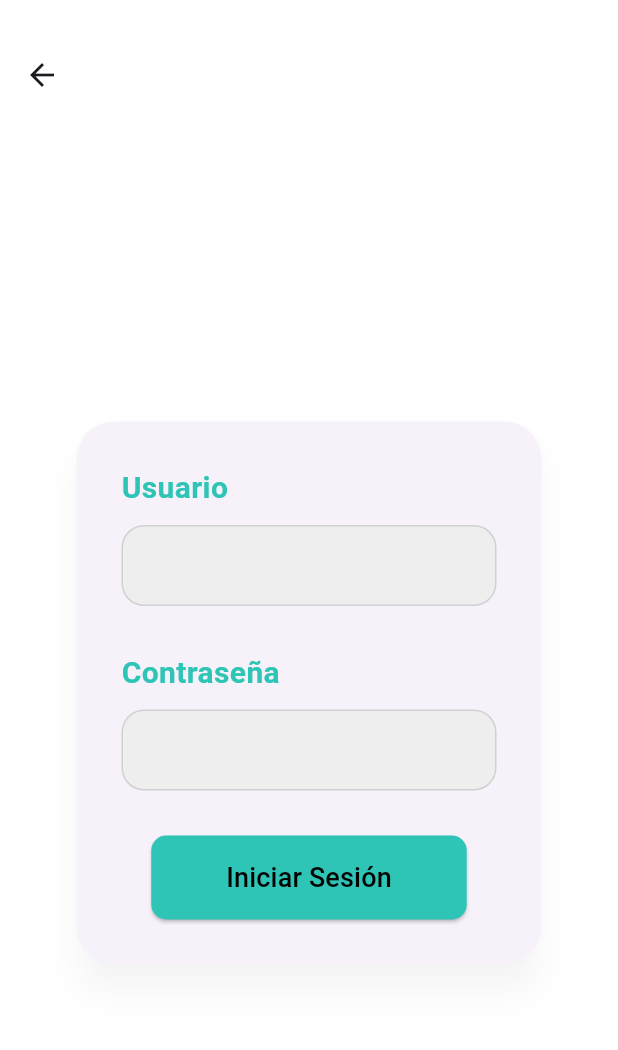
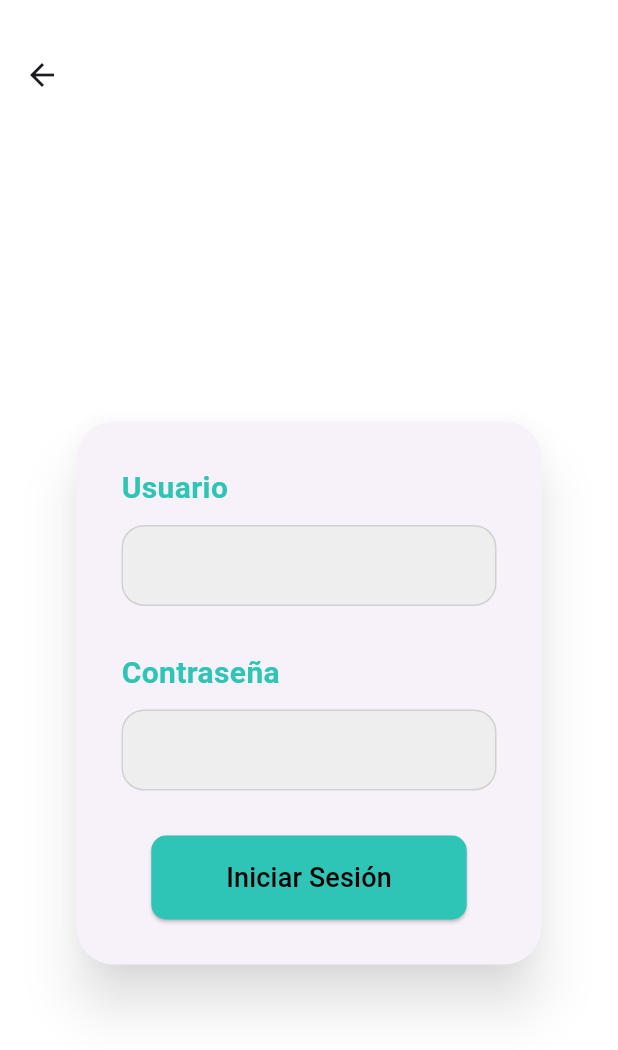
Before and after one commit to Tarerio/Tarerio-FRONT, a Flutter app: the InicioAdministrador screen opened by its route, on a phone screen of 412 x 824 dp. Shown: the top 1050 px of the screen. Run offline on Flutter 3.47's test engine with Material 3 defaults, Android fonts, the phone set to English and light mode, and no system bars.

Commit message:
JUANMI: Inicio sesión admin

```diff
--- a/lib/Pages/inicioAdministrador.dart
+++ /dev/null
@@ -1,121 +0,0 @@
-import 'package:flutter/material.dart';
-
-class InicioAdministrador extends StatelessWidget {
-  const InicioAdministrador({super.key});
-
-  @override
-  Widget build(BuildContext context) {
-    return Scaffold(
-      appBar: AppBar(
-        toolbarHeight: 100,
-      ),
-      body: Center(
-        child: SizedBox(
-          width: 350, // Establece un ancho fijo para el Card
-          child: Card(
-            shape: RoundedRectangleBorder(
-              borderRadius: BorderRadius.circular(25.0), // Bordes redondeados
-            ),
-            elevation: 10, // Elevación para la sombra
-            shadowColor: Colors.black.withOpacity(0.2), // Color de la sombra
-            margin: const EdgeInsets.all(20.0),
-            child: Padding(
-              padding: const EdgeInsets.all(30.0),
-              child: Column(
-                mainAxisSize: MainAxisSize.min,
-                crossAxisAlignment: CrossAxisAlignment.start, // Alinear a la izquierda
-                children: <Widget>[
-                  // Etiqueta 'Usuario'
-                  const Text(
-                    'Usuario',
-                    style: TextStyle(
-                      fontSize: 20.0,
-                      fontWeight: FontWeight.w600,
-                      color: Color(0xFF2EC4B6), // Color personalizado del label
-                    ),
-                  ),
-                  const SizedBox(height: 10), // Espacio entre el label y el campo
-
-                  // Input 'Usuario'
-                  TextField(
-                    decoration: InputDecoration(
-                      fillColor: Colors.grey[200], // Fondo gris claro
-                      filled: true, // Activa el fondo
-                      contentPadding: const EdgeInsets.symmetric(vertical: 15, horizontal: 10),
-                      enabledBorder: OutlineInputBorder(
-                        borderRadius: BorderRadius.circular(15.0), // Bordes redondeados
-                        borderSide: const BorderSide(
-                          color: Colors.black12, // Borde suave
-                        ),
-                      ),
-                      focusedBorder: OutlineInputBorder(
-                        borderRadius: BorderRadius.circular(15.0), // Bordes redondeados al enfocar
-                        borderSide: const BorderSide(
-                          color: Colors.black12, // Borde suave al enfocar
-                        ),
-                      ),
-                    ),
-                  ),
-
-                  const SizedBox(height: 30), // Espacio entre los campos
-
-                  // Etiqueta 'Contraseña'
-                  const Text(
-                    'Contraseña',
-                    style: TextStyle(
-                      fontSize: 20.0,
-                      fontWeight: FontWeight.w600,
-                      color: Color(0xFF2EC4B6), // Color personalizado del label
-                    ),
-                  ),
-                  const SizedBox(height: 10), // Espacio entre el label y el campo
-
-                  // Input 'Contraseña'
-                  TextField(
-                    obscureText: true, // Campo de contraseña
-                    decoration: InputDecoration(
-                      fillColor: Colors.grey[200], // Fondo gris claro
-                      filled: true, // Activa el fondo
-                      contentPadding: const EdgeInsets.symmetric(vertical: 15, horizontal: 10),
-                      enabledBorder: OutlineInputBorder(
-                        borderRadius: BorderRadius.circular(15.0), // Bordes redondeados
-                        borderSide: const BorderSide(
-                          color: Colors.black12, // Borde suave
-                        ),
-                      ),
-                      focusedBorder: OutlineInputBorder(
-                        borderRadius: BorderRadius.circular(15.0), // Bordes redondeados al enfocar
-                        borderSide: const BorderSide(
-                          color: Colors.black12, // Borde suave al enfocar
-                        ),
-                      ),
-                    ),
-                  ),
-
-                  const SizedBox(height: 30), // Espacio entre el campo y el botón
-
-                  // Botón de Inicio de Sesión
-                  Center(
-                    child: ElevatedButton(
-                      style: ElevatedButton.styleFrom(
-                        backgroundColor: const Color(0xFF2EC4B6), // Color de fondo del botón
-                        padding: const EdgeInsets.symmetric(horizontal: 50, vertical: 15), // Tamaño del botón
-                        shape: RoundedRectangleBorder(
-                          borderRadius: BorderRadius.circular(10), // Bordes redondeados del botón
-                        ),
-                      ),
-                      onPressed: () {
-                        // Lógica de inicio de sesión
-                      },
-                      child: const Text('Iniciar Sesión', style: TextStyle(fontSize: 18.0)),
-                    ),
-                  ),
-                ],
-              ),
-            ),
-          ),
-        ),
-      ),
-    );
-  }
-}
--- /dev/null
+++ b/lib/Pages/inicioAdministradorProfesor.dart
@@ -0,0 +1,218 @@
+import 'package:flutter/material.dart';
+import 'package:tarerio/Models/inicioSesionAPI.dart';
+import 'package:tarerio/Pages/principalAdministrador.dart';
+
+class InicioAdministrador extends StatelessWidget {
+  InicioAdministrador({super.key});
+
+  final InicioSesionAPI _api = InicioSesionAPI();
+  final TextEditingController usuarioController = TextEditingController();
+  final TextEditingController contrasenaController = TextEditingController();
+
+  void _showErrorModal(BuildContext context, String title, String content) {
+    showDialog(
+      context: context,
+      builder: (BuildContext context) {
+        return AlertDialog(
+          icon: const Icon(Icons.error, size: 50, color: Colors.red),
+          title: Text(title,
+              style: const TextStyle(fontSize: 30, color: Colors.red)),
+          content: Text(content, style: const TextStyle(fontSize: 20)),
+          actions: [
+            TextButton(
+              onPressed: () {
+                Navigator.of(context).pop();
+              },
+              child: const Text('De acuerdo', style: TextStyle(fontSize: 20)),
+            ),
+          ],
+        );
+      },
+    );
+  }
+
+  Future<String> _testAdmin(BuildContext context) async {
+    try {
+      var jsonResponse = await _api.inicioSesionAdministrador(
+          usuarioController.text, contrasenaController.text);
+      return jsonResponse['administrador']['nickname'];
+    } catch (e) {
+      print('Request failed with error: $e');
+      return '';
+    }
+  }
+
+  Future<String> _testProfesor(BuildContext context) async {
+    try {
+      var jsonResponse = await _api.inicioSesionProfesor(
+          usuarioController.text, contrasenaController.text);
+      return jsonResponse['profesor']['nickname'];
+    } catch (e) {
+      print('Request failed with error: $e');
+      return '';
+    }
+  }
+
+  void _inicioSesionAdminProfesor(BuildContext context) async {
+    // Primero verificar si es un administrador
+    String admin = await _testAdmin(context);
+    String profesor = await _testProfesor(context);
+
+    //Si los campos vacíos
+    if (usuarioController.text.isEmpty || contrasenaController.text.isEmpty) {
+      _showErrorModal(context, 'Error al iniciar sesión',
+          'Por favor, llena todos los campos.');
+    } else if (admin != '') {
+      Navigator.push(
+        context,
+        MaterialPageRoute(
+            builder: (context) => PrincipalAdministrador()),
+      );
+    } else if (profesor != '') {
+      print('Profesor');
+    } else {
+      _showErrorModal(context, 'Error al iniciar sesión',
+          'Usuario o contraseña incorrectos.');
+    }
+  }
+
+  @override
+  Widget build(BuildContext context) {
+    return Scaffold(
+      appBar: AppBar(
+        toolbarHeight: 100,
+      ),
+      body: Center(
+        child: SizedBox(
+          width: 350, // Establece un ancho fijo para el Card
+          child: Card(
+            shape: RoundedRectangleBorder(
+              borderRadius: BorderRadius.circular(25.0), // Bordes redondeados
+            ),
+            elevation: 15,
+            // Elevación para la sombra
+            shadowColor: Colors.black.withOpacity(0.6),
+            // Color de la sombra
+            margin: const EdgeInsets.all(20.0),
+            child: Padding(
+              padding: const EdgeInsets.all(30.0),
+              child: Column(
+                mainAxisSize: MainAxisSize.min,
+                crossAxisAlignment: CrossAxisAlignment.start,
+                // Alinear a la izquierda
+                children: <Widget>[
+                  // Etiqueta 'Usuario'
+                  const Text(
+                    'Usuario',
+                    style: TextStyle(
+                      fontSize: 20.0,
+                      fontWeight: FontWeight.w600,
+                      color: Color(0xFF2EC4B6), // Color personalizado del label
+                    ),
+                  ),
+                  const SizedBox(height: 10),
+                  // Espacio entre el label y el campo
+
+                  // Input 'Usuario'
+                  TextField(
+                    controller: usuarioController,
+                    decoration: InputDecoration(
+                      fillColor: Colors.grey[200],
+                      // Fondo gris claro
+                      filled: true,
+                      // Activa el fondo
+                      contentPadding: const EdgeInsets.symmetric(
+                          vertical: 15, horizontal: 10),
+                      enabledBorder: OutlineInputBorder(
+                        borderRadius: BorderRadius.circular(15.0),
+                        // Bordes redondeados
+                        borderSide: const BorderSide(
+                          color: Colors.black12, // Borde suave
+                        ),
+                      ),
+                      focusedBorder: OutlineInputBorder(
+                        borderRadius: BorderRadius.circular(15.0),
+                        // Bordes redondeados al enfocar
+                        borderSide: const BorderSide(
+                          color: Colors.black12, // Borde suave al enfocar
+                        ),
+                      ),
+                    ),
+                  ),
+
+                  const SizedBox(height: 30),
+                  // Espacio entre los campos
+
+                  // Etiqueta 'Contraseña'
+                  const Text(
+                    'Contraseña',
+                    style: TextStyle(
+                      fontSize: 20.0,
+                      fontWeight: FontWeight.w600,
+                      color: Color(0xFF2EC4B6), // Color personalizado del label
+                    ),
+                  ),
+                  const SizedBox(height: 10),
+                  // Espacio entre el label y el campo
+
+                  // Input 'Contraseña'
+                  TextField(
+                    controller: contrasenaController,
+                    obscureText: true, // Campo de contraseña
+                    decoration: InputDecoration(
+                      fillColor: Colors.grey[200],
+                      // Fondo gris claro
+                      filled: true,
+                      // Activa el fondo
+                      contentPadding: const EdgeInsets.symmetric(
+                          vertical: 15, horizontal: 10),
+                      enabledBorder: OutlineInputBorder(
+                        borderRadius: BorderRadius.circular(15.0),
+                        // Bordes redondeados
+                        borderSide: const BorderSide(
+                          color: Colors.black12, // Borde suave
+                        ),
+                      ),
+                      focusedBorder: OutlineInputBorder(
+                        borderRadius: BorderRadius.circular(15.0),
+                        // Bordes redondeados al enfocar
+                        borderSide: const BorderSide(
+                          color: Colors.black12, // Borde suave al enfocar
+                        ),
+                      ),
+                    ),
+                  ),
+
+                  const SizedBox(height: 30),
+                  // Espacio entre el campo y el botón
+
+                  // Botón de Inicio de Sesión
+                  Center(
+                    child: ElevatedButton(
+                      style: ElevatedButton.styleFrom(
+                        backgroundColor: const Color(0xFF2EC4B6),
+                        // Color de fondo del botón
+                        padding: const EdgeInsets.symmetric(
+                            horizontal: 50, vertical: 15),
+                        // Tamaño del botón
+                        shape: RoundedRectangleBorder(
+                          borderRadius: BorderRadius.circular(
+                              10), // Bordes redondeados del botón
+                        ),
+                      ),
+                      onPressed: () {
+                        _inicioSesionAdminProfesor(context);
+                      },
+                      child: const Text('Iniciar Sesión',
+                          style: TextStyle(fontSize: 18.0)),
+                    ),
+                  ),
+                ],
+              ),
+            ),
+          ),
+        ),
+      ),
+    );
+  }
+}
--- a/lib/main.dart
+++ b/lib/main.dart
@@ -1,7 +1,7 @@
 import 'package:flutter/material.dart';
 import 'package:tarerio/Pages/home.dart';
 import 'package:tarerio/Pages/inicioAlumno.dart'; // Importa la página InicioAlumno
-import 'package:tarerio/Pages/inicioAdministrador.dart'; // Importa la página InicioAlumno
+import 'package:tarerio/Pages/inicioAdministradorProfesor.dart'; // Importa la página InicioAlumno
 
 void main() {
   runApp(const MyApp());
```
Also changed, not shown: lib/Models/inicioSesionAPI.dart (+28 -0 lines), lib/Pages/principalAdministrador.dart (added, +23 -0 lines).
